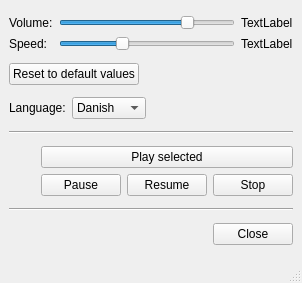
Above: mainwindow.ui from davidlamhauge/daspeaker before the change. Below: the same form after it.
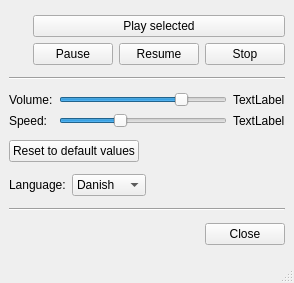
That is the form after the change.

Diff of the .ui file:
```diff
--- a/mainwindow.ui
+++ b/mainwindow.ui
@@ -6,7 +6,7 @@
    <rect>
     <x>0</x>
     <y>0</y>
-    <width>302</width>
+    <width>294</width>
     <height>283</height>
    </rect>
   </property>
@@ -15,6 +15,66 @@
   </property>
   <widget class="QWidget" name="centralwidget">
    <layout class="QVBoxLayout" name="verticalLayout_2">
+    <item>
+     <layout class="QHBoxLayout" name="horizontalLayout_5">
+      <item>
+       <spacer name="horizontalSpacer_4">
+        <property name="orientation">
+         <enum>Qt::Horizontal</enum>
+        </property>
+        <property name="sizeHint" stdset="0">
+         <size>
+          <width>40</width>
+          <height>20</height>
+         </size>
+        </property>
+       </spacer>
+      </item>
+      <item>
+       <layout class="QVBoxLayout" name="verticalLayout">
+        <item>
+         <widget class="QPushButton" name="btnPlay">
+          <property name="text">
+           <string>Play selected</string>
+          </property>
+         </widget>
+        </item>
+        <item>
+         <layout class="QHBoxLayout" name="horizontalLayout_4">
+          <item>
+           <widget class="QPushButton" name="btnPause">
+            <property name="text">
+             <string>Pause</string>
+            </property>
+           </widget>
+          </item>
+          <item>
+           <widget class="QPushButton" name="btnResume">
+            <property name="text">
+             <string>Resume</string>
+            </property>
+           </widget>
+          </item>
+          <item>
+           <widget class="QPushButton" name="btnStop">
+            <property name="text">
+             <string>Stop</string>
+            </property>
+           </widget>
+          </item>
+         </layout>
+        </item>
+       </layout>
+      </item>
+     </layout>
+    </item>
+    <item>
+     <widget class="Line" name="line">
+      <property name="orientation">
+       <enum>Qt::Horizontal</enum>
+      </property>
+     </widget>
+    </item>
     <item>
      <layout class="QGridLayout" name="gridLayout">
       <item row="0" column="0">
@@ -153,66 +213,6 @@
       </item>
      </layout>
     </item>
-    <item>
-     <widget class="Line" name="line">
-      <property name="orientation">
-       <enum>Qt::Horizontal</enum>
-      </property>
-     </widget>
-    </item>
-    <item>
-     <layout class="QHBoxLayout" name="horizontalLayout_5">
-      <item>
-       <spacer name="horizontalSpacer_4">
-        <property name="orientation">
-         <enum>Qt::Horizontal</enum>
-        </property>
-        <property name="sizeHint" stdset="0">
-         <size>
-          <width>40</width>
-          <height>20</height>
-         </size>
-        </property>
-       </spacer>
-      </item>
-      <item>
-       <layout class="QVBoxLayout" name="verticalLayout">
-        <item>
-         <widget class="QPushButton" name="btnPlay">
-          <property name="text">
-           <string>Play selected</string>
-          </property>
-         </widget>
-        </item>
-        <item>
-         <layout class="QHBoxLayout" name="horizontalLayout_4">
-          <item>
-           <widget class="QPushButton" name="btnPause">
-            <property name="text">
-             <string>Pause</string>
-            </property>
-           </widget>
-          </item>
-          <item>
-           <widget class="QPushButton" name="btnResume">
-            <property name="text">
-             <string>Resume</string>
-            </property>
-           </widget>
-          </item>
-          <item>
-           <widget class="QPushButton" name="btnStop">
-            <property name="text">
-             <string>Stop</string>
-            </property>
-           </widget>
-          </item>
-         </layout>
-        </item>
-       </layout>
-      </item>
-     </layout>
-    </item>
     <item>
      <widget class="Line" name="line_2">
       <property name="orientation">
```
Left out of the diff: 2 changed lines with no effect on the pictures.
